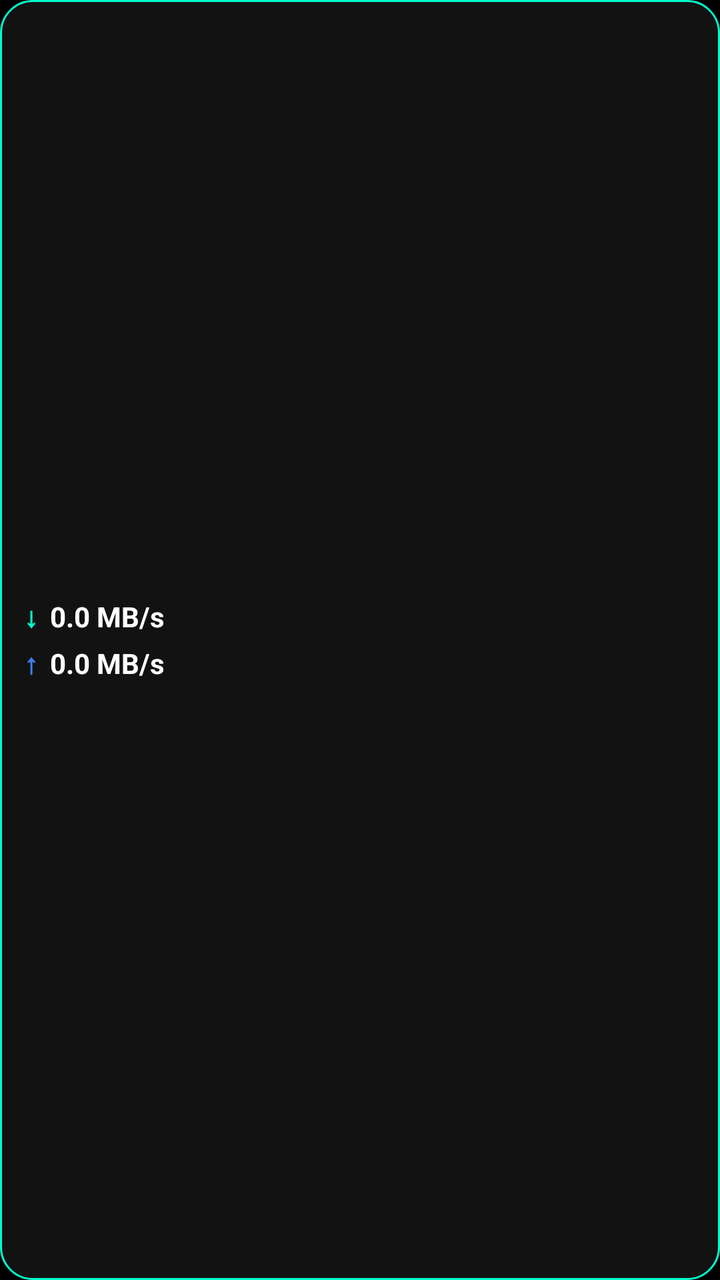
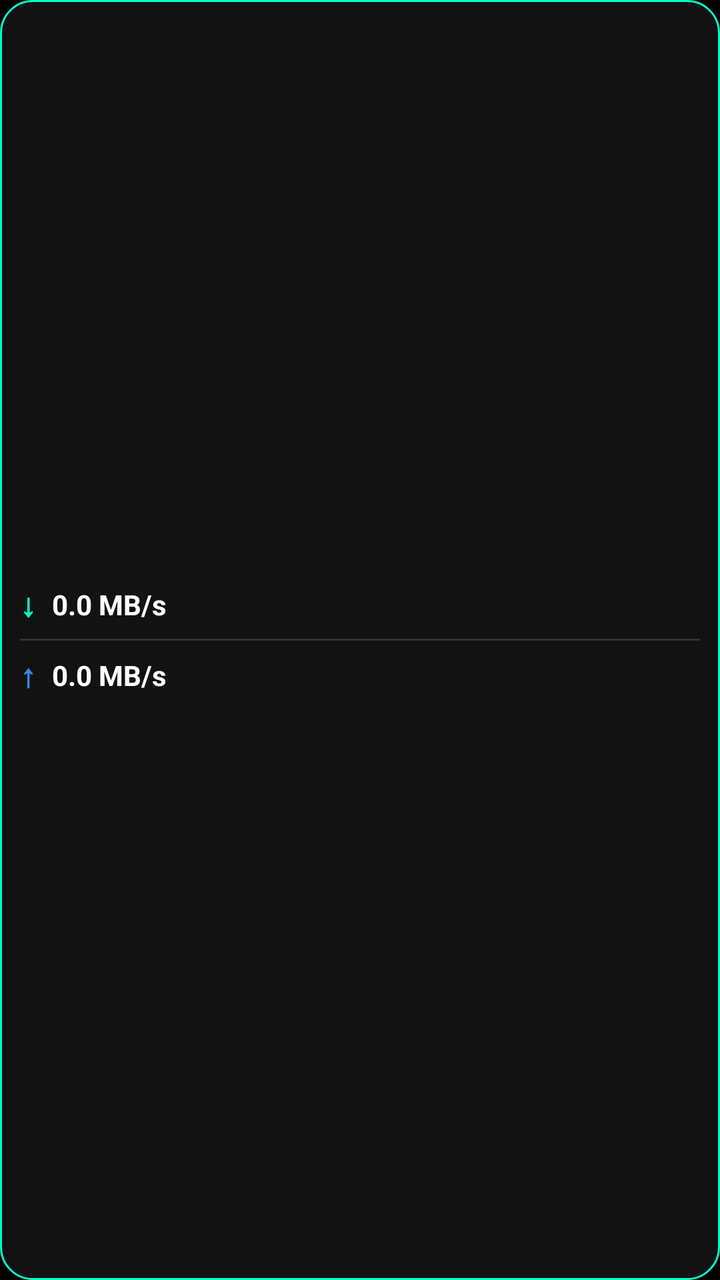

Two renders of the same Android screen: before a commit and after it. Below are the layout's source before the change and the commit's diff.
<!-- AndroidManifest.xml: application theme Theme.NetSpeed88 -->
<!-- res/layout/widget_layout.xml -->
<?xml version="1.0" encoding="utf-8"?>
<LinearLayout xmlns:android="http://schemas.android.com/apk/res/android"
    android:layout_width="match_parent"
    android:layout_height="match_parent"
    android:background="@drawable/widget_bg"
    android:orientation="vertical"
    android:padding="12dp"
    android:gravity="center">

    <LinearLayout
        android:layout_width="match_parent"
        android:layout_height="wrap_content"
        android:orientation="horizontal"
        android:gravity="center_vertical">

        <TextView
            android:layout_width="wrap_content"
            android:layout_height="wrap_content"
            android:text="↓"
            android:textColor="@color/accent_green"
            android:textSize="14sp"
            android:textStyle="bold" />

        <TextView
            android:id="@+id/widgetDownload"
            android:layout_width="wrap_content"
            android:layout_height="wrap_content"
            android:text="0.0 MB/s"
            android:textColor="@color/text_primary"
            android:textSize="14sp"
            android:textStyle="bold"
            android:layout_marginStart="6dp" />
    </LinearLayout>

    <LinearLayout
        android:layout_width="match_parent"
        android:layout_height="wrap_content"
        android:orientation="horizontal"
        android:gravity="center_vertical"
        android:layout_marginTop="4dp">

        <TextView
            android:layout_width="wrap_content"
            android:layout_height="wrap_content"
            android:text="↑"
            android:textColor="@color/accent_blue"
            android:textSize="14sp"
            android:textStyle="bold" />

        <TextView
            android:id="@+id/widgetUpload"
            android:layout_width="wrap_content"
            android:layout_height="wrap_content"
            android:text="0.0 MB/s"
            android:textColor="@color/text_primary"
            android:textSize="14sp"
            android:textStyle="bold"
            android:layout_marginStart="6dp" />
    </LinearLayout>
</LinearLayout>
<!-- resources referenced by this layout -->
<resources>
  <color name="accent_blue">#3B82F6</color>
  <color name="accent_green">#00FFCC</color>
  <color name="text_primary">#FFFFFF</color>
  <!-- drawable widget_bg (drawable) -->
  <shape xmlns:android="http://schemas.android.com/apk/res/android" android:shape="rectangle">
      <solid android:color="#121212"/>
      <corners android:radius="16dp"/>
      <stroke android:width="1dp" android:color="#00FFCC"/>
  </shape>
  <style name="Theme.NetSpeed88" parent="Theme.AppCompat.NoActionBar">
          <item name="android:windowBackground">@color/bg_main</item>
          <item name="android:statusBarColor">@color/bg_main</item>
          <item name="android:navigationBarColor">@color/bg_main</item>
          <item name="android:textColorPrimary">@color/text_primary</item>
          <item name="android:textColorSecondary">@color/text_secondary</item>
          <item name="android:forceDarkAllowed">false</item>
      </style>
  <color name="bg_main">#000000</color>
  <color name="text_secondary">#888888</color>
</resources>

<!-- the commit's change to res/layout/widget_layout.xml (unified diff, before → after) -->
@@ -4,21 +4,22 @@
     android:layout_height="match_parent"
     android:background="@drawable/widget_bg"
     android:orientation="vertical"
-    android:padding="12dp"
+    android:padding="10dp"
     android:gravity="center">
 
     <LinearLayout
         android:layout_width="match_parent"
         android:layout_height="wrap_content"
         android:orientation="horizontal"
-        android:gravity="center_vertical">
+        android:gravity="center_vertical"
+        android:layout_marginBottom="4dp">
 
         <TextView
             android:layout_width="wrap_content"
             android:layout_height="wrap_content"
             android:text="↓"
             android:textColor="@color/accent_green"
-            android:textSize="14sp"
+            android:textSize="16sp"
             android:textStyle="bold" />
 
         <TextView
@@ -29,8 +30,14 @@
             android:textColor="@color/text_primary"
             android:textSize="14sp"
             android:textStyle="bold"
-            android:layout_marginStart="6dp" />
+            android:layout_marginStart="8dp" />
     </LinearLayout>
+
+    <View
+        android:layout_width="match_parent"
+        android:layout_height="1dp"
+        android:background="#333333"
+        android:layout_marginVertical="2dp" />
 
     <LinearLayout
         android:layout_width="match_parent"
@@ -44,7 +51,7 @@
             android:layout_height="wrap_content"
             android:text="↑"
             android:textColor="@color/accent_blue"
-            android:textSize="14sp"
+            android:textSize="16sp"
             android:textStyle="bold" />
 
         <TextView
@@ -55,6 +62,6 @@
             android:textColor="@color/text_primary"
             android:textSize="14sp"
             android:textStyle="bold"
-            android:layout_marginStart="6dp" />
+            android:layout_marginStart="8dp" />
     </LinearLayout>
 </LinearLayout>
